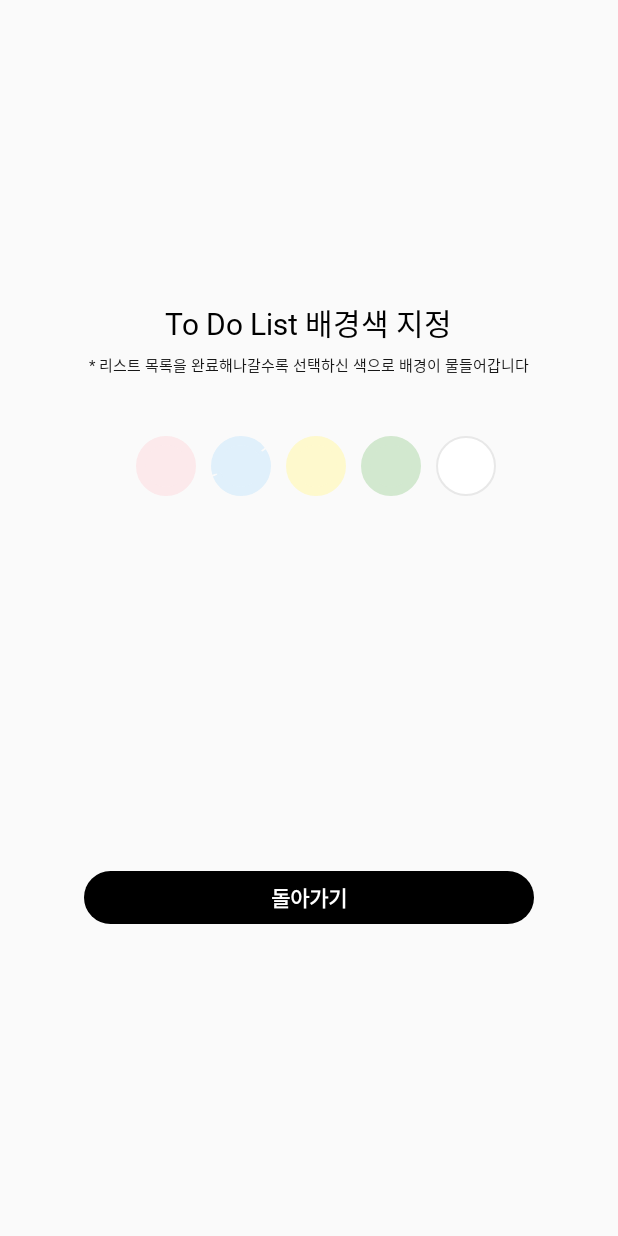
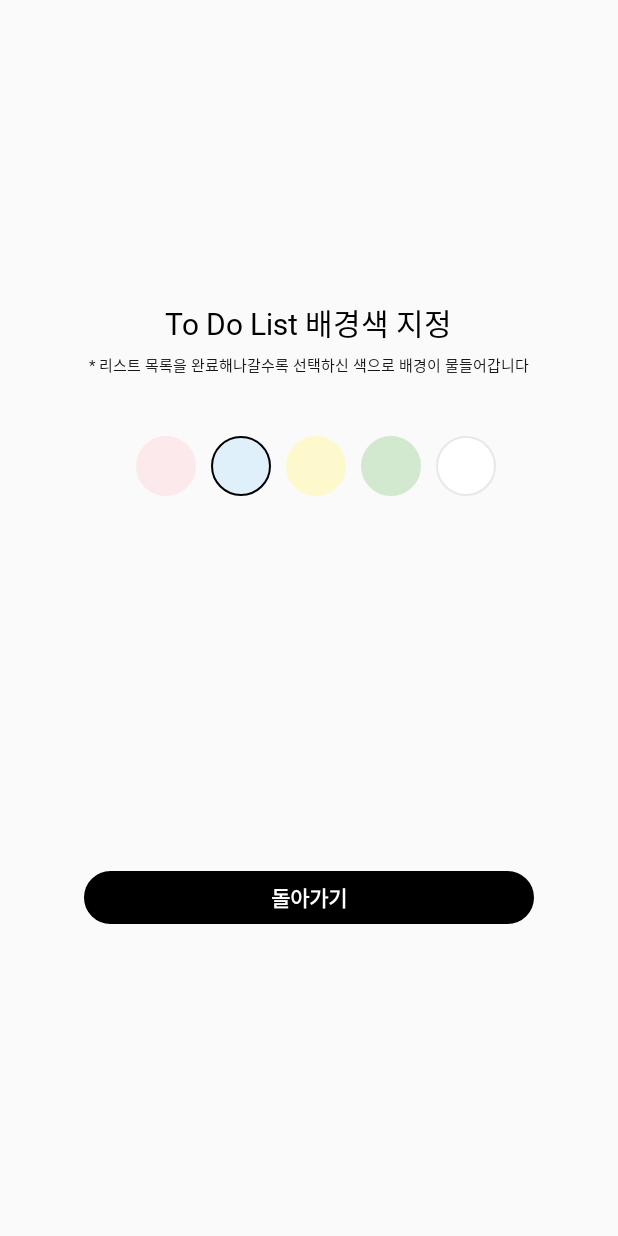
Before and after one commit to minjung03/SWchallenge_ToDa, an Android app: the SettingBackground screen opened directly, with no data from a screen before it, after a tap on an icon or button, on a phone screen of 412 x 824 dp. Run offline under Robolectric (Android 15) with nearby library versions, the phone set to English and light mode, and no system bars; 1 other tap on this screen came first.

Commit message:
(민정) 배경색/icon

```diff
--- a/app/src/main/java/com/cookandroid/to_da_project/SettingBackground.java
+++ b/app/src/main/java/com/cookandroid/to_da_project/SettingBackground.java
@@ -1,5 +1,6 @@
 package com.cookandroid.to_da_project;
 
+import android.app.Activity;
 import android.content.Intent;
 import android.content.SharedPreferences;
 import android.os.Bundle;
@@ -23,9 +24,19 @@ public class SettingBackground extends AppCompatActivity {
         btnBlue = (Button)findViewById(R.id.btnBlue);
         btnYellow = (Button)findViewById(R.id.btnYellow);
         btnGreen = (Button)findViewById(R.id.btnGreen);
+        btnWhite = findViewById(R.id.btnWhite);
+        btn_Setting_back = (Button)findViewById(R.id.btn_setting_back);
 
         SharedPreferences preferences = getSharedPreferences("change_color", MODE_PRIVATE);
-        btn_Setting_back = (Button)findViewById(R.id.btn_setting_back);
+        int color = preferences.getInt("setColor", 0);
+
+        switch(color){
+            case 1: btnPink.setBackgroundResource(R.drawable.button1_select); break;
+            case 2: btnBlue.setBackgroundResource(R.drawable.button2_select); break;
+            case 3: btnYellow.setBackgroundResource(R.drawable.button3_select); break;
+            case 4: btnGreen.setBackgroundResource(R.drawable.button4_select); break;
+            default: btnWhite.setBackgroundResource(R.drawable.button5_select); break;
+        }
 
         btn_Setting_back.setOnClickListener(new View.OnClickListener() {
             @Override
@@ -41,8 +52,14 @@ public class SettingBackground extends AppCompatActivity {
             public void onClick(View v) {
                 SharedPreferences.Editor editor = preferences.edit();
                 editor.putString("color", "#FCE9EB");
+                editor.putInt("setColor", 1);
                 editor.commit();
-                Toast.makeText(getApplicationContext(), "분홍색을 선택하셨습니다", Toast.LENGTH_SHORT).show();
+
+                btnPink.setBackgroundResource(R.drawable.button1_select);
+                btnBlue.setBackgroundResource(R.drawable.button2_background_color);
+                btnYellow.setBackgroundResource(R.drawable.button3_background_color);
+                btnGreen.setBackgroundResource(R.drawable.button4_background_color);
+                btnWhite.setBackgroundResource(R.drawable.button5_background_color);
 
             }
         });
@@ -52,8 +69,14 @@ public class SettingBackground extends AppCompatActivity {
             public void onClick(View v) {
                 SharedPreferences.Editor editor = preferences.edit();
                 editor.putString("color", "#E0F0FB");
+                editor.putInt("setColor", 2);
                 editor.commit();
-                Toast.makeText(getApplicationContext(), "파란색을 선택하셨습니다", Toast.LENGTH_SHORT).show();
+                btnPink.setBackgroundResource(R.drawable.button1_background_color);
+                btnBlue.setBackgroundResource(R.drawable.button2_select);
+                btnYellow.setBackgroundResource(R.drawable.button3_background_color);
+                btnGreen.setBackgroundResource(R.drawable.button4_background_color);
+                btnWhite.setBackgroundResource(R.drawable.button5_background_color);
+
             }
         });
 
@@ -62,8 +85,15 @@ public class SettingBackground extends AppCompatActivity {
             public void onClick(View v) {
                 SharedPreferences.Editor editor = preferences.edit();
                 editor.putString("color", "#FEF9CD");
+                editor.putInt("setColor", 3);
                 editor.commit();
-                Toast.makeText(getApplicationContext(), "노란색을 선택하셨습니다", Toast.LENGTH_SHORT).show();
+
+                btnPink.setBackgroundResource(R.drawable.button1_background_color);
+                btnBlue.setBackgroundResource(R.drawable.button2_background_color);
+                btnYellow.setBackgroundResource(R.drawable.button3_select);
+                btnGreen.setBackgroundResource(R.drawable.button4_background_color);
+                btnWhite.setBackgroundResource(R.drawable.button5_background_color);
+
             }
         });
 
@@ -72,8 +102,14 @@ public class SettingBackground extends AppCompatActivity {
             public void onClick(View v) {
                 SharedPreferences.Editor editor = preferences.edit();
                 editor.putString("color", "#D2E8CF");
+                editor.putInt("setColor", 4);
                 editor.commit();
-                Toast.makeText(getApplicationContext(), "초록색을 선택하셨습니다", Toast.LENGTH_SHORT).show();
+                btnPink.setBackgroundResource(R.drawable.button1_background_color);
+                btnBlue.setBackgroundResource(R.drawable.button2_background_color);
+                btnYellow.setBackgroundResource(R.drawable.button3_background_color);
+                btnGreen.setBackgroundResource(R.drawable.button4_select);
+                btnWhite.setBackgroundResource(R.drawable.button5_background_color);
+
             }
         });
 
@@ -82,8 +118,13 @@ public class SettingBackground extends AppCompatActivity {
             public void onClick(View view) {
                 SharedPreferences.Editor editor = preferences.edit();
                 editor.putString("color", "#FFFFFF");
+                editor.putInt("setColor", 5);
                 editor.commit();
-                Toast.makeText(getApplicationContext(), "하얀색을 선택하셨습니다", Toast.LENGTH_SHORT).show();
+                btnPink.setBackgroundResource(R.drawable.button1_background_color);
+                btnBlue.setBackgroundResource(R.drawable.button2_background_color);
+                btnYellow.setBackgroundResource(R.drawable.button3_background_color);
+                btnGreen.setBackgroundResource(R.drawable.button4_background_color);
+                btnWhite.setBackgroundResource(R.drawable.button5_select);
             }
         });
 
--- a/app/src/main/java/com/cookandroid/to_da_project/TodoList.java
+++ b/app/src/main/java/com/cookandroid/to_da_project/TodoList.java
@@ -25,7 +25,7 @@ public class TodoList extends AppCompatActivity {
         Button ListAddButton = (Button) findViewById(R.id.btn_ListAdd);
 
         SharedPreferences preferences = getSharedPreferences("change_color", MODE_PRIVATE);
-        String n = preferences.getString("color", "#D2E8CF");
+        String n = preferences.getString("color", "#FFFFFF");
 
         Todolist_Layout = findViewById(R.id.Todolist_list);
         Todolist_Layout.setBackgroundColor(Color.parseColor(n));
--- /dev/null
+++ b/app/src/main/res/drawable/button1_select.xml
@@ -0,0 +1,15 @@
+<?xml version="1.0" encoding="utf-8"?>
+<shape xmlns:android="http://schemas.android.com/apk/res/android"
+    android:shape="oval">
+    <solid android:color="#FCE9EB" />
+    <stroke
+        android:width="1dp"
+        android:color="#000000"
+        android:dashGap="1dp"
+        android:dashWidth="300dp" />
+    <padding
+        android:bottom="9dp"
+        android:left="9dp"
+        android:right="9dp"
+        android:top="9dp" />
+</shape>
--- /dev/null
+++ b/app/src/main/res/drawable/button2_select.xml
@@ -0,0 +1,15 @@
+<?xml version="1.0" encoding="utf-8"?>
+<shape xmlns:android="http://schemas.android.com/apk/res/android"
+    android:shape="oval">
+    <solid android:color="#E0F0FB" />
+    <stroke
+        android:width="1dp"
+        android:color="#000000"
+        android:dashGap="1dp"
+        android:dashWidth="300dp" />
+    <padding
+        android:bottom="9dp"
+        android:left="9dp"
+        android:right="9dp"
+        android:top="9dp" />
+</shape>
--- /dev/null
+++ b/app/src/main/res/drawable/button3_select.xml
@@ -0,0 +1,15 @@
+<?xml version="1.0" encoding="utf-8"?>
+<shape xmlns:android="http://schemas.android.com/apk/res/android"
+    android:shape="oval">
+    <solid android:color="#FEF9CD" />
+    <stroke
+        android:width="1dp"
+        android:color="#000000"
+        android:dashGap="1dp"
+        android:dashWidth="300dp" />
+    <padding
+        android:bottom="9dp"
+        android:left="9dp"
+        android:right="9dp"
+        android:top="9dp" />
+</shape>
--- /dev/null
+++ b/app/src/main/res/drawable/button4_select.xml
@@ -0,0 +1,15 @@
+<?xml version="1.0" encoding="utf-8"?>
+<shape xmlns:android="http://schemas.android.com/apk/res/android"
+    android:shape="oval">
+    <solid android:color="#D2E8CF" />
+    <stroke
+        android:width="1dp"
+        android:color="#000000"
+        android:dashGap="1dp"
+        android:dashWidth="300dp" />
+    <padding
+        android:bottom="9dp"
+        android:left="9dp"
+        android:right="9dp"
+        android:top="9dp" />
+</shape>
--- /dev/null
+++ b/app/src/main/res/drawable/button5_select.xml
@@ -0,0 +1,15 @@
+<?xml version="1.0" encoding="utf-8"?>
+<shape xmlns:android="http://schemas.android.com/apk/res/android"
+    android:shape="oval">
+    <solid android:color="#FFFFFF" />
+    <stroke
+        android:width="1dp"
+        android:color="#000000"
+        android:dashGap="1dp"
+        android:dashWidth="300dp" />
+    <padding
+        android:bottom="9dp"
+        android:left="9dp"
+        android:right="9dp"
+        android:top="9dp" />
+</shape>
--- a/app/src/main/res/layout/main_menu_view.xml
+++ b/app/src/main/res/layout/main_menu_view.xml
@@ -31,7 +31,7 @@
         <ImageView
             android:layout_width="80dp"
             android:layout_height="80dp"
-            android:src="@drawable/setting_icon"
+            android:src="@drawable/todolist_icon"
             android:layout_margin="10dp"
             android:layout_marginLeft="30dp"/>
 
```
Also changed, not shown: app/src/main/res/layout/todolist_custom.xml (added, +8 -0 lines), app/src/main/res/layout/todolist_list.xml (+13 -18 lines), app/src/main/res/drawable-v24/setting_icon.png, app/src/main/res/drawable-v24/todolist_icon.png (added).
